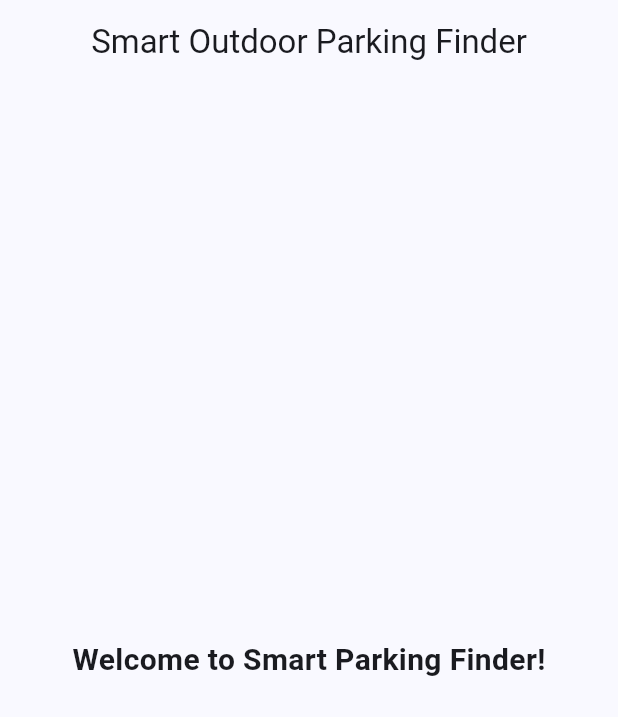
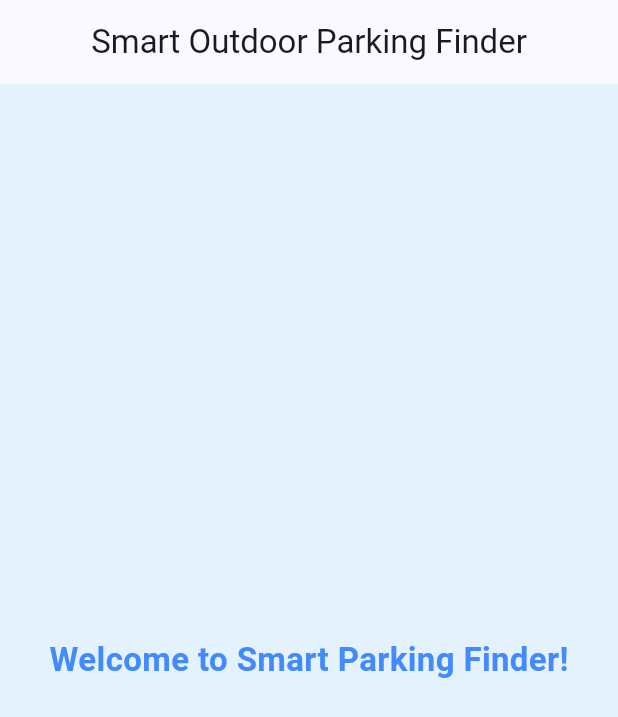
Before and after one commit to Izharnordin/parking_finder_app, a Flutter app: the screen it shows after launch, on a phone screen of 412 x 824 dp. Shown: the top 717 px of the screen. Run offline on Flutter 3.47's test engine with Material 3 defaults, Android fonts, the light colour scheme and no system bars.

```diff
--- a/lib/main.dart
+++ b/lib/main.dart
@@ -1,5 +1,4 @@
 import 'package:flutter/material.dart';
-import 'screens/home_page.dart';
 
 void main() {
   runApp(const ParkingFinderApp());
@@ -38,10 +37,13 @@ class HomePage extends StatelessWidget {
         title: const Text("Smart Outdoor Parking Finder"),
         centerTitle: true,
       ),
-      body: const Center(
-        child: Text(
-          "Welcome to Smart Parking Finder!",
-          style: TextStyle(fontSize: 20, fontWeight: FontWeight.w600),
+      body: Container(
+        color: Colors.blue[50],
+        child: const Center(
+          child: Text(
+            "Welcome to Smart Parking Finder!",
+            style: TextStyle(fontSize: 22, fontWeight: FontWeight.bold, color: Colors.blueAccent),
+          ),
         ),
       ),
     );
```
